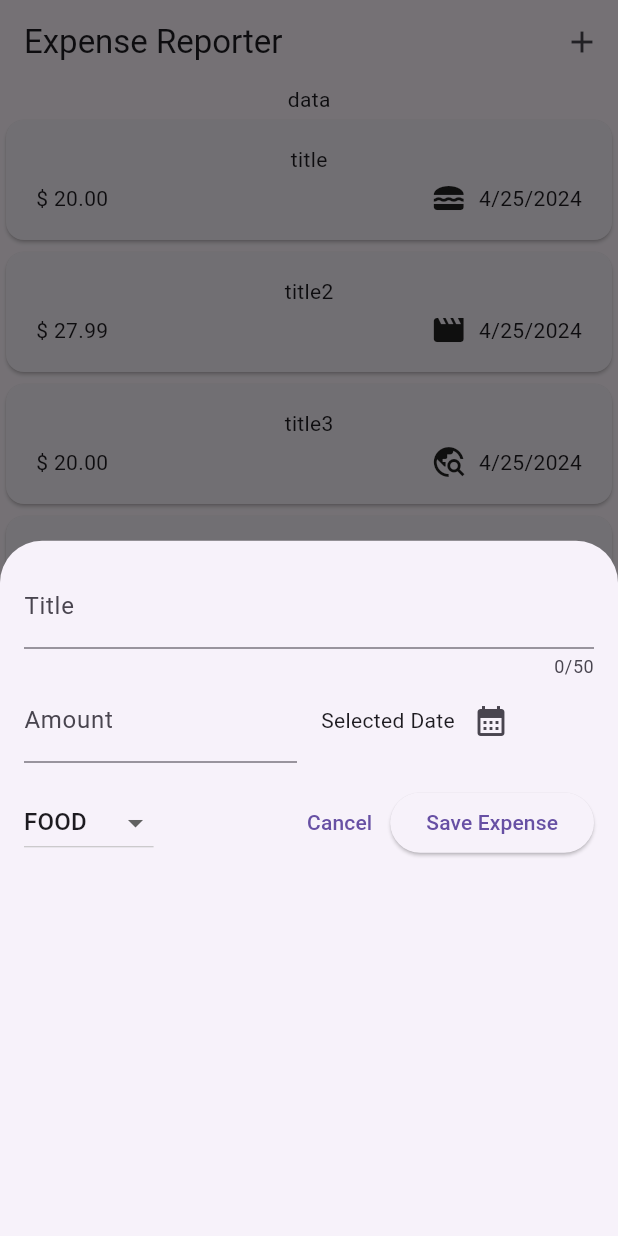
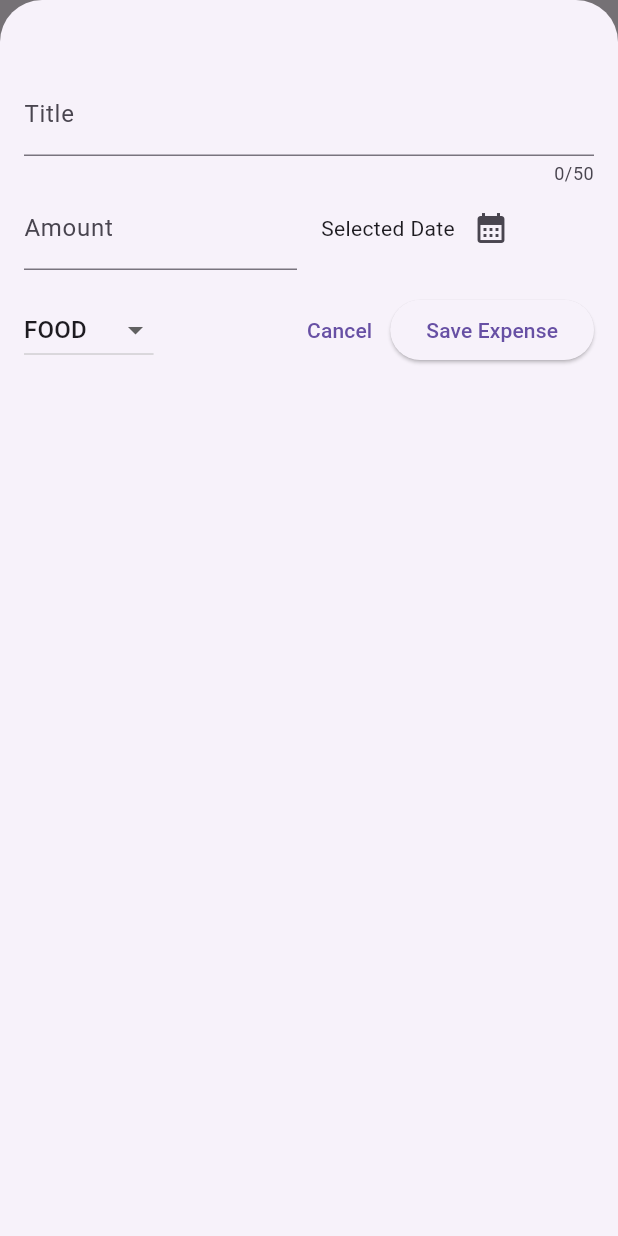
Before and after one commit to BrajeshSanodiya/ExpenseReporter, a Flutter app: the screen it shows after launch, after a tap on the "add" icon, on a phone screen of 412 x 824 dp. Run offline on Flutter 3.47's test engine with Material 3 defaults, Android fonts, the phone set to English and light mode, and no system bars; missing offline and left inert: dart:ffi.

Commit message:
changes on add expense screen
features added
- Add Expense
- Delete Expense
- Scrollable Bottom Sheet
- Dismissible List

```diff
--- a/lib/widgets/expenses.dart
+++ b/lib/widgets/expenses.dart
@@ -42,9 +42,23 @@ class _ExpensesState extends State<Expenses> {
   ];
 
   void _openAddExpenseOverlay(){
-        showModalBottomSheet(context: context, builder: (ctx){
-          return NewExpenses();
+        showModalBottomSheet(
+          isScrollControlled: true,
+          context: context,
+          builder: (ctx){
+          return NewExpenses(onAddExpense: _addExpense,);
         });
+  }
+
+  void _addExpense(Expense expense){
+      setState(() {
+        _registerExpenses.add(expense);
+      });
+  }
+  void _removeExpense(Expense expense){
+      setState(() {
+        _registerExpenses.remove(expense);
+      });
   }
 
   @override
@@ -57,7 +71,7 @@ class _ExpensesState extends State<Expenses> {
         body: Column(
           children: [
             const Text("data"),
-            Expanded(child: ExpensesList(expenses: _registerExpenses))
+            Expanded(child: ExpensesList(expenses: _registerExpenses, removeExpenses: _removeExpense,))
           ],
         ));
   }
--- a/lib/widgets/expenses_list/expenses_list.dart
+++ b/lib/widgets/expenses_list/expenses_list.dart
@@ -4,13 +4,22 @@ import 'package:expense_reporter/widgets/expenses_list/expenses_item.dart';
 import 'package:flutter/material.dart';
 
 class ExpensesList extends StatelessWidget{
-  const ExpensesList({super.key, required this.expenses,});
+  const ExpensesList({super.key, required this.expenses, required this.removeExpenses});
+
+  final void Function(Expense expense) removeExpenses;
+
 
   final  List<Expense> expenses;
   @override
   Widget build(BuildContext context) {
     return ListView.builder(itemCount: expenses.length, itemBuilder: ((context, index) {
-        return ExpensesItem(expense: expenses[index]);
+        return Dismissible(
+          key: ValueKey(expenses[index]),
+          onDismissed: (direction) {
+            removeExpenses(expenses[index]);
+          },
+          child: ExpensesItem(expense: expenses[index]),
+          );
     }));
   }
 }
--- a/lib/widgets/new_expenses.dart
+++ b/lib/widgets/new_expenses.dart
@@ -1,10 +1,12 @@
+import 'dart:ffi';
+
 import 'package:expense_reporter/models/expense.dart';
 import 'package:flutter/material.dart';
-import 'package:flutter/services.dart';
-import 'package:flutter/widgets.dart';
 
 class NewExpenses extends StatefulWidget {
-  const NewExpenses({super.key});
+  const NewExpenses({super.key, required this.onAddExpense});
+
+  final void Function(Expense expense) onAddExpense;
 
   @override
   State<NewExpenses> createState() {
@@ -28,6 +30,44 @@ class _NewExpensesState extends State<NewExpenses> {
     });
   }
 
+  void _submitExpansesData() {
+    final enterAmount = double.tryParse(_amountController.text);
+    final amountIsInvalid = enterAmount == null || enterAmount <= 0;
+    if (_titleController.text.trim().isEmpty ||
+        amountIsInvalid ||
+        selectedDate == null) {
+      showDialog(
+        context: context,
+        builder: (context) {
+          return AlertDialog(
+            title: const Text(
+              "Invalid Input",
+            ),
+            content: const Text(
+                "Please make sure valid Title, Amount, Date and Category was entered"),
+            actions: [
+              TextButton(
+                  onPressed: () {
+                    Navigator.pop(context);
+                  },
+                  child: const Text("Okay")),
+            ],
+          );
+        },
+      );
+      return;
+    }
+
+      widget.onAddExpense(Expense(
+          title: _titleController.text.trim(),
+          amount: enterAmount,
+          date: selectedDate!,
+          category: selectedCategory));
+
+      Navigator.pop(context);
+
+  }
+
   @override
   void dispose() {
     _titleController.dispose();
@@ -42,7 +82,7 @@ class _NewExpensesState extends State<NewExpenses> {
   @override
   Widget build(BuildContext context) {
     return Padding(
-      padding: const EdgeInsets.all(16),
+      padding: const EdgeInsets.fromLTRB(16,48,16,16),
       child: Column(
         children: [
           TextField(
@@ -79,7 +119,9 @@ class _NewExpensesState extends State<NewExpenses> {
               )),
             ],
           ),
-          SizedBox(height: 16,),
+          const SizedBox(
+            height: 16,
+          ),
           Row(
             children: [
               DropdownButton(
@@ -98,18 +140,14 @@ class _NewExpensesState extends State<NewExpenses> {
                   });
                 },
               ),
-              Spacer(),
+              const Spacer(),
               TextButton(
                   onPressed: () {
                     Navigator.pop(context);
                   },
                   child: const Text('Cancel')),
               ElevatedButton(
-                  onPressed: () {
-                    //print(enteredTitle);
-                    print(_titleController.text);
-                    print(_amountController.text);
-                  },
+                  onPressed: _submitExpansesData,
                   child: const Text("Save Expense"))
             ],
           )
```
